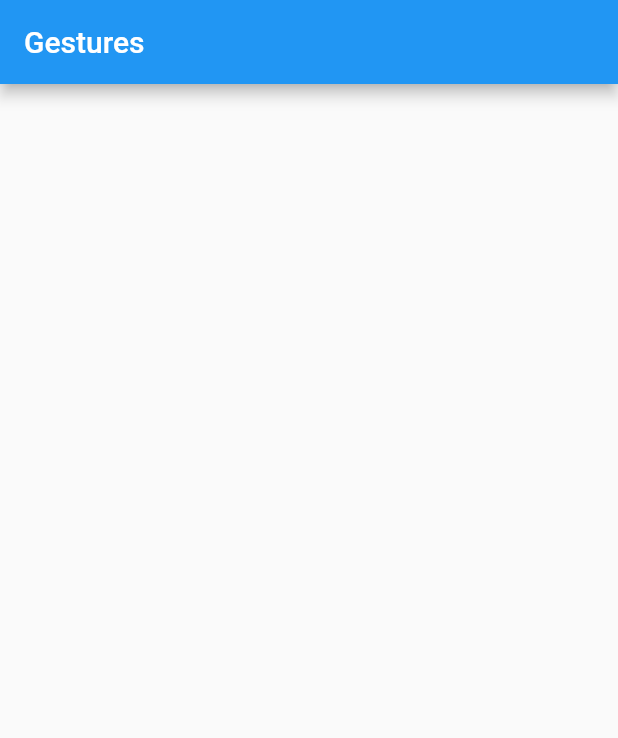
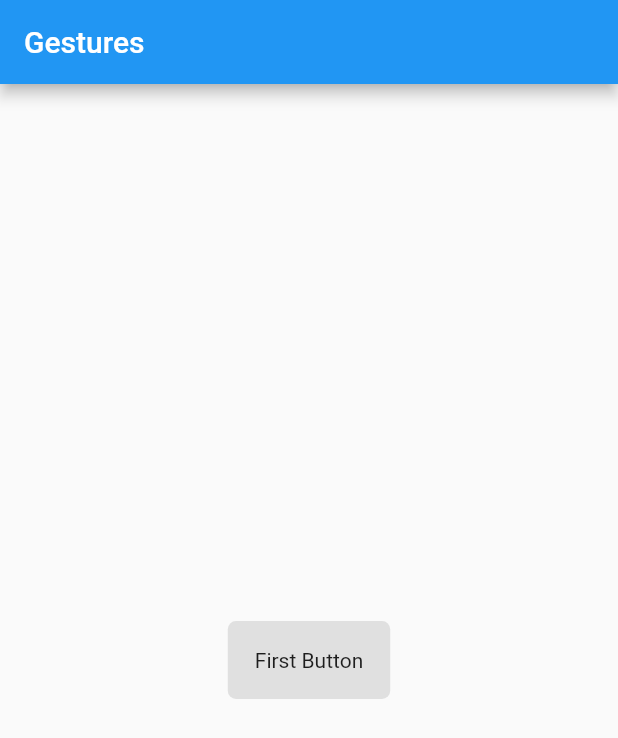
Before and after one commit to lesiak/flutter_udemy_paulo_dichone, a Flutter app: the screen it shows after launch, on a phone screen of 412 x 824 dp. Shown: the top 738 px of the screen. Run offline on Flutter 3.47's test engine with Material 2 defaults, Android fonts, the phone set to English and light mode, and no system bars.

Commit message:
[GESTURES] GestureDetector and SnackBar

```diff
--- a/app_2_gestures/lib/ui/home.dart
+++ b/app_2_gestures/lib/ui/home.dart
@@ -1,7 +1,6 @@
 import 'package:flutter/material.dart';
 
 class Home extends StatelessWidget {
-
   final String title;
 
   const Home({Key key, this.title}) : super(key: key);
@@ -12,6 +11,32 @@ class Home extends StatelessWidget {
       appBar: AppBar(
         title: Text(title),
       ),
+      body: Center(
+        child: CustomButton(),
+      ),
     );
   }
 }
+
+class CustomButton extends StatelessWidget {
+  @override
+  Widget build(BuildContext context) {
+    return GestureDetector(
+      onTap: () {
+        final snackBar = SnackBar(
+          content: Text('Hello Gestures'),
+          backgroundColor: Theme.of(context).backgroundColor,
+        );
+        Scaffold.of(context).showSnackBar(snackBar);
+      },
+      child: Container(
+        padding: EdgeInsets.all(18.0),
+        decoration: BoxDecoration(
+          color: Theme.of(context).buttonColor,
+          borderRadius: BorderRadius.circular(5.5),
+        ),
+        child: Text('First Button'),
+      ),
+    );
+  }
+}
```
